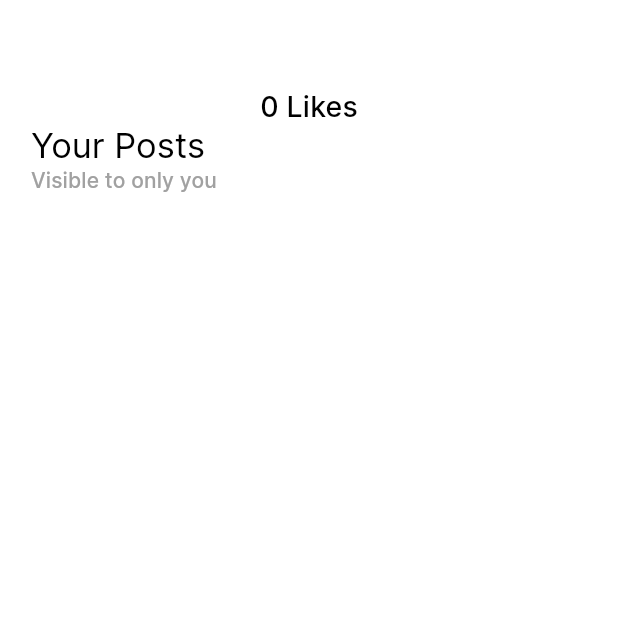
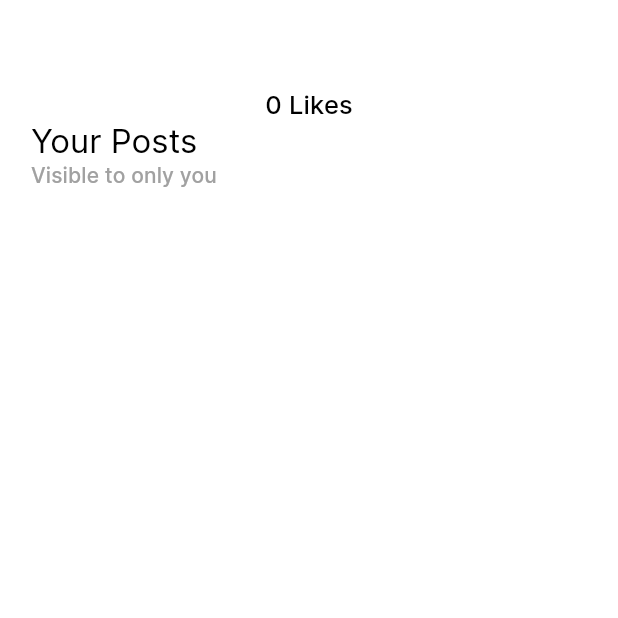
Before and after one commit to Ian2x/hs_connect, a Flutter app: the ProfileBody screen opened directly with empty values, on a phone screen of 412 x 824 dp, the top half of it. Run offline on Flutter 3.47's test engine with Material 2 defaults, Android fonts, the phone set to English and light mode, and no system bars; our stand-ins replace bubble, cached_network_image, cloud_firestore, dismissible_page, firebase_auth, firebase_core and 13 more; accounts and stored records are empty; network calls fail.

Commit message:
resized profile form and new post form

```diff
--- a/lib/screens/activity/activityAppBar.dart
+++ b/lib/screens/activity/activityAppBar.dart
@@ -13,7 +13,7 @@ PreferredSizeWidget activityAppBar({required BuildContext context, required bool
 
 
   return PreferredSize(
-    preferredSize: Size.fromHeight(HomeAppBar.expandedHeight*hp-safeAreaHeight + 63),
+    preferredSize: Size.fromHeight(HomeAppBar.expandedHeight*hp + 2),
     child: Container(
       padding: EdgeInsets.only(top: safeAreaHeight),
       color: colorScheme.surface,
--- a/lib/screens/profile/profileBody.dart
+++ b/lib/screens/profile/profileBody.dart
@@ -106,7 +106,7 @@ class _ProfileBodyState extends State<ProfileBody> {
           ),
           SizedBox(height: 14 * hp),
           Center(
-            child: Text(profileData!.score.toString() + " Likes", style: Theme.of(context).textTheme.headline6)
+            child: Text(profileData!.score.toString() + " Likes", style: Theme.of(context).textTheme.headline6?.copyWith(fontSize: 17))
           ),
           widget.profileUserRef != widget.currUserData.userRef
               ? Column(
--- a/lib/screens/profile/profileWidgets/profilePostFeed.dart
+++ b/lib/screens/profile/profileWidgets/profilePostFeed.dart
@@ -51,7 +51,7 @@ class _ProfilePostFeedState extends State<ProfilePostFeed> {
         Row(
           children: [
             SizedBox(width: 10 * wp),
-            Text("Your Posts", style: Theme.of(context).textTheme.headline5, textAlign: TextAlign.left),
+            Text("Your Posts", style: Theme.of(context).textTheme.headline5?.copyWith(fontSize: 22), textAlign: TextAlign.left),
           ],
         ),
         SizedBox(height: 10 * hp),
```
Also changed, not shown: lib/screens/profile/profileWidgets/profilePostCard.dart (+8 -6 lines).
